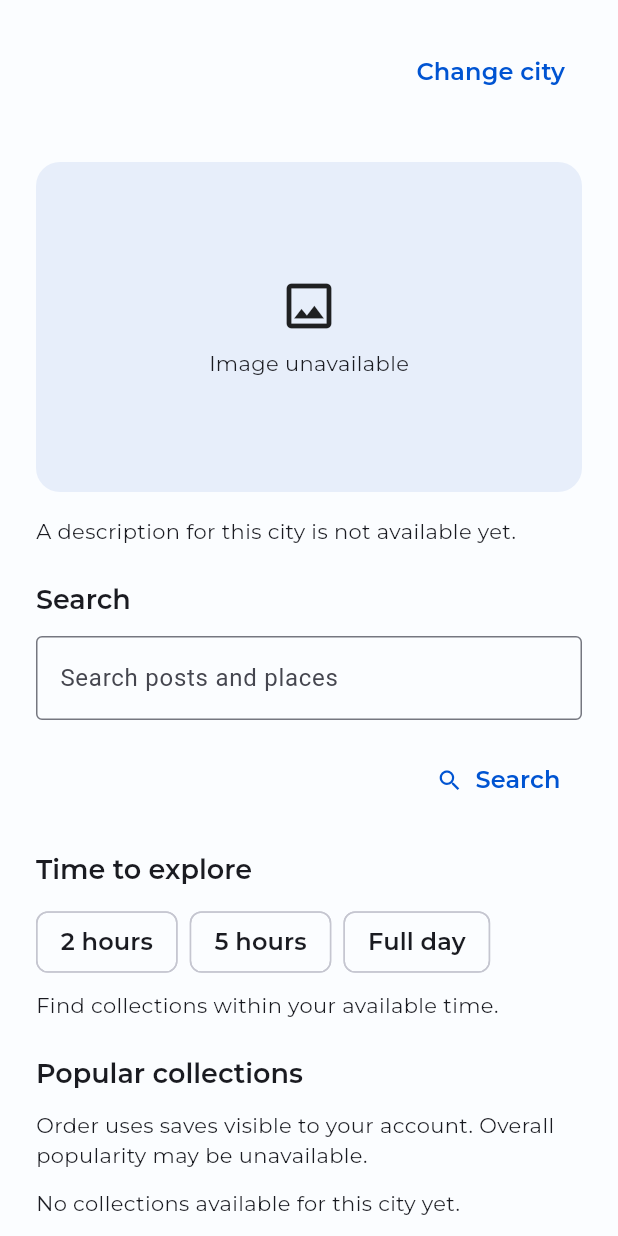
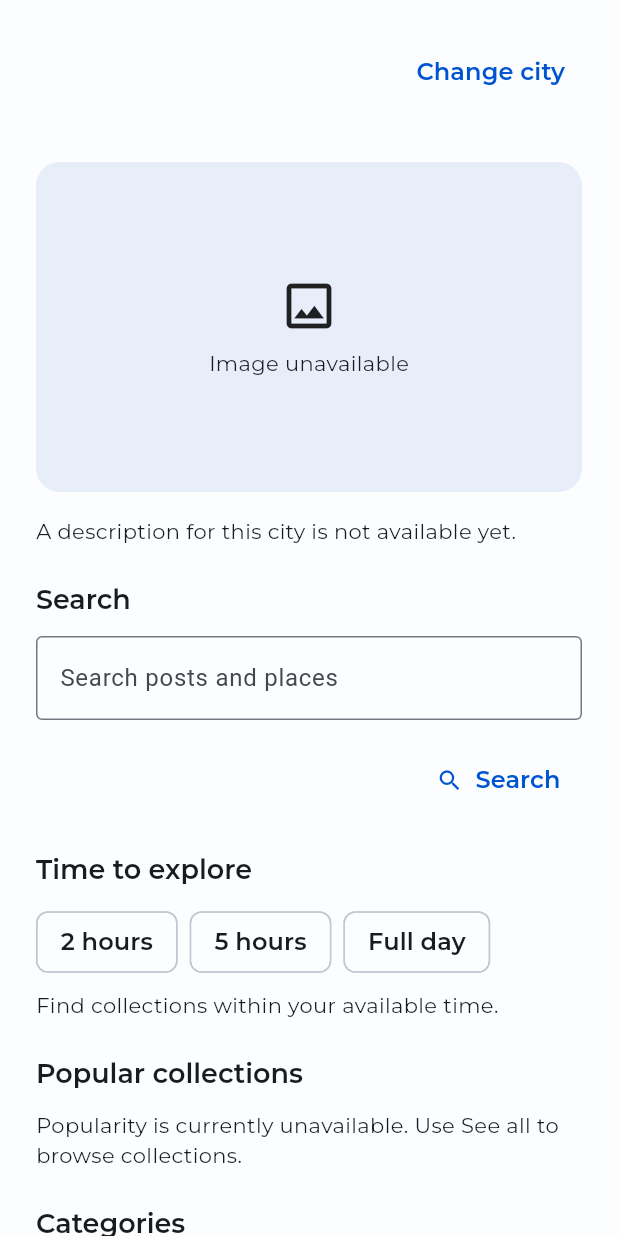
Before and after one commit to skochv04/geome-explore, a Flutter app: the CityLanding widget shown alone on an empty page, opened directly with empty values, on a phone screen of 412 x 824 dp. Run offline on Flutter 3.47's test engine with Material 3 defaults, Android fonts, the phone set to English and light mode, and no system bars; our stand-ins replace flutter_dotenv, google_fonts, shared_preferences, supabase_flutter; accounts and stored records are empty.

Commit message:
Add server-side filtering and pagination to Explore

```diff
--- a/lib/features/city/widgets/city_landing.dart
+++ b/lib/features/city/widgets/city_landing.dart
@@ -4,7 +4,7 @@ import '../../../shared/widgets/app_text_field.dart';
 import '../../../shared/widgets/cover_image.dart';
 import '../../explore/data/explore_filter.dart';
 import '../../explore/widgets/city_catalog_view.dart';
-import '../../explore/widgets/post_card.dart';
+
 import '../data/city.dart';
 
 class CityLanding extends StatefulWidget {
@@ -105,35 +105,15 @@ class _CityLandingState extends State<CityLanding> {
         const Text('Find collections within your available time.'),
         CityCatalogView(
           cityId: city.id,
-          builder: (context, catalog) {
-            final popular = catalog.filteredPosts(
-              const ExploreFilter(sort: PostSort.mostSaved),
-            );
+          loadPosts: false,
+          builder: (context, catalog, pagination) {
             return Column(
               crossAxisAlignment: CrossAxisAlignment.start,
               children: [
                 _heading('Popular collections'),
-                Text(
-                  catalog.canRankBySaves
-                      ? 'Order uses saves visible to your account. Overall popularity may be unavailable.'
-                      : 'Popularity is currently unavailable. Use See all to browse collections.',
+                const Text(
+                  'Popularity is currently unavailable. Use See all to browse collections.',
                 ),
-                const SizedBox(height: 12),
-                if (!catalog.canRankBySaves)
-                  const SizedBox.shrink()
-                else if (popular.isEmpty)
-                  const Text('No collections available for this city yet.')
-                else
-                  SingleChildScrollView(
-                    scrollDirection: Axis.horizontal,
-                    child: Row(
-                      crossAxisAlignment: CrossAxisAlignment.start,
-                      children: [
-                        for (final post in popular.take(10))
-                          SizedBox(width: 260, child: PostCard(post: post)),
-                      ],
-                    ),
-                  ),
                 _heading('Categories'),
                 if (catalog.categories.isEmpty)
                   const Text('No categories available yet.')
@@ -151,6 +131,7 @@ class _CityLandingState extends State<CityLanding> {
                         ),
                     ],
                   ),
+                pagination,
               ],
             );
           },
--- a/lib/features/explore/data/city_catalog.dart
+++ b/lib/features/explore/data/city_catalog.dart
@@ -1,5 +1,3 @@
-import 'explore_filter.dart';
-
 class PostCategory {
   const PostCategory({required this.id, required this.name});
 
@@ -56,10 +54,10 @@ class CityPost {
       coverUrl: map['cover_url'] as String?,
       durationMinutes: map['duration_minutes'] as int,
       createdAt: DateTime.parse(map['created_at'] as String),
-      categoryIds: (map['post_categories'] as List<dynamic>)
+      categoryIds: (map['post_categories'] as List<dynamic>? ?? [])
           .map((row) => row['category_id'] as int)
           .toList(),
-      placeNames: (map['post_places'] as List<dynamic>)
+      placeNames: (map['post_places'] as List<dynamic>? ?? [])
           .where((row) => row['places'] != null)
           .map((row) => row['places']['name'] as String)
           .toList(),
@@ -68,42 +66,30 @@ class CityPost {
   }
 }
 
+class CatalogPage<T> {
+  const CatalogPage({required this.items, required this.hasMore});
+
+  final List<T> items;
+  final bool hasMore;
+
+  factory CatalogPage.fromRows(
+    List<Map<String, dynamic>> rows,
+    T Function(Map<String, dynamic>) fromMap,
+    int pageSize,
+  ) => CatalogPage(
+    items: rows.take(pageSize).map(fromMap).toList(),
+    hasMore: rows.length > pageSize,
+  );
+}
+
 class CityCatalog {
   const CityCatalog({
     required this.posts,
     required this.categories,
     required this.places,
-    this.canRankBySaves = true,
   });
 
   final List<CityPost> posts;
   final List<PostCategory> categories;
   final List<CityPlace> places;
-  final bool canRankBySaves;
-
-  List<CityPost> filteredPosts(ExploreFilter filter) {
-    final query = filter.query.trim().toLowerCase();
-    final result = posts.where((post) {
-      return (filter.maxDuration == null ||
-              post.durationMinutes <= filter.maxDuration!) &&
-          (filter.categoryId == null ||
-              post.categoryIds.contains(filter.categoryId)) &&
-          (query.isEmpty ||
-              '${post.title} ${post.description ?? ''} ${post.placeNames.join(' ')}'
-                  .toLowerCase()
-                  .contains(query));
-    }).toList();
-    result.sort((a, b) {
-      final comparison = switch (filter.sort) {
-        PostSort.newest => b.createdAt.compareTo(a.createdAt),
-        PostSort.mostSaved =>
-          canRankBySaves
-              ? (b.visibleSaveCount ?? 0).compareTo(a.visibleSaveCount ?? 0)
-              : b.createdAt.compareTo(a.createdAt),
-        PostSort.shortest => a.durationMinutes.compareTo(b.durationMinutes),
-      };
-      return comparison != 0 ? comparison : b.id.compareTo(a.id);
-    });
-    return result;
-  }
 }
--- a/lib/features/explore/data/explore_repository.dart
+++ b/lib/features/explore/data/explore_repository.dart
@@ -1,84 +1,92 @@
 import 'package:supabase_flutter/supabase_flutter.dart';
 
 import 'city_catalog.dart';
+import 'explore_filter.dart';
 
 class ExploreRepository {
-  ExploreRepository._();
-  static final ExploreRepository instance = ExploreRepository._();
+  ExploreRepository({this.client});
 
-  SupabaseClient get _db => Supabase.instance.client;
+  static final ExploreRepository instance = ExploreRepository();
+  static const pageSize = 20;
+  final SupabaseClient? client;
 
-  Future<List<Map<String, dynamic>>> _readPages(
-    Future<List<Map<String, dynamic>>> Function(int offset) fetch,
-  ) async {
-    final rows = <Map<String, dynamic>>[];
-    var offset = 0;
-    while (true) {
-      final page = await fetch(offset);
-      rows.addAll(page);
-      if (page.isEmpty) return rows;
-      offset += page.length;
+  SupabaseClient get _db => client ?? Supabase.instance.client;
+
+  String _pattern(String query) =>
+      '%${query.trim().replaceAll('\\', '\\\\').replaceAll('%', '\\%').replaceAll('_', '\\_')}%';
+
+  String _quoted(String value) =>
+      '"${value.replaceAll('\\', '\\\\').replaceAll('"', '\\"')}"';
+
+  Future<CatalogPage<CityPost>> getPosts(
+    int cityId, {
+    ExploreFilter filter = const ExploreFilter(),
+    int offset = 0,
+  }) async {
+    if (filter.sort == PostSort.mostSaved) {
+      throw UnsupportedError('Server-side popularity ranking is unavailable.');
     }
+    final search = filter.query.trim();
+    var query = _db
+        .from('posts')
+        .select(
+          'id, title, description, cover_url, duration_minutes, created_at'
+          '${filter.categoryId == null ? '' : ', matching_categories:post_categories!inner()'}'
+          '${search.isEmpty ? '' : ', matching_places:post_places(places!inner())'}',
+        )
+        .eq('city_id', cityId);
+    if (filter.maxDuration != null) {
+      query = query.lte('duration_minutes', filter.maxDuration!);
+    }
+    if (filter.categoryId != null) {
+      query = query.eq('matching_categories.category_id', filter.categoryId!);
+    }
+    if (search.isNotEmpty) {
+      final pattern = _pattern(search);
+      final literal = _quoted(pattern);
+      query = query
+          .ilike('matching_places.places.name', pattern)
+          .or(
+            'title.ilike.$literal,description.ilike.$literal,matching_places.not.is.null',
+          );
+    }
+    final rows = await query
+        .order(
+          filter.sort == PostSort.shortest ? 'duration_minutes' : 'created_at',
+          ascending: filter.sort == PostSort.shortest,
+        )
+        .order('id', ascending: false)
+        .range(offset, offset + pageSize);
+    return CatalogPage.fromRows(rows, CityPost.fromMap, pageSize);
   }
 
-  Future<CityCatalog> getCityCatalog(int cityId) async {
-    final results = await Future.wait([
-      _readPages(
-        (offset) async => await _db
-            .from('posts')
-            .select(
-              'id, title, description, cover_url, duration_minutes, created_at, '
-              'post_categories(category_id), post_places(places(name))',
-            )
-            .eq('city_id', cityId)
-            .order('id')
-            .range(offset, offset + 499),
-      ),
-      _readPages(
-        (offset) async => await _db
-            .from('categories')
-            .select('id, name')
-            .order('id')
-            .range(offset, offset + 499),
-      ),
-      _readPages(
-        (offset) async => await _db
-            .from('places')
-            .select('id, name, address')
-            .eq('city_id', cityId)
-            .order('id')
-            .range(offset, offset + 499),
-      ),
-    ]);
-    Map<int, int>? saveCounts;
-    try {
-      final rows = await _readPages(
-        (offset) async => await _db
-            .from('posts')
-            .select('id, saved_posts(count)')
-            .eq('city_id', cityId)
-            .order('id')
-            .range(offset, offset + 499),
-      );
-      saveCounts = {
-        for (final row in rows)
-          row['id'] as int: (row['saved_posts'] as List).isEmpty
-              ? 0
-              : row['saved_posts'][0]['count'] as int,
-      };
-    } on Exception {
-      saveCounts = null;
+  Future<CatalogPage<PostCategory>> getCategories({int offset = 0}) async {
+    final rows = await _db
+        .from('categories')
+        .select('id, name')
+        .order('name', ascending: true)
+        .order('id', ascending: true)
+        .range(offset, offset + pageSize);
+    return CatalogPage.fromRows(rows, PostCategory.fromMap, pageSize);
+  }
+
+  Future<CatalogPage<CityPlace>> getPlaces(
+    int cityId, {
+    required String search,
+    int offset = 0,
+  }) async {
+    if (search.trim().isEmpty) {
+      return const CatalogPage(items: [], hasMore: false);
     }
-    return CityCatalog(
-      canRankBySaves: saveCounts != null,
-      posts: results[0]
-          .map(
-            (row) =>
-                CityPost.fromMap(row, visibleSaveCount: saveCounts?[row['id']]),
-          )
-          .toList(),
-      categories: results[1].map(PostCategory.fromMap).toList(),
-      places: results[2].map(CityPlace.fromMap).toList(),
-    );
+    final literal = _quoted(_pattern(search));
+    final rows = await _db
+        .from('places')
+        .select('id, name, address')
+        .eq('city_id', cityId)
+        .or('name.ilike.$literal,address.ilike.$literal')
+        .order('name', ascending: true)
+        .order('id', ascending: true)
+        .range(offset, offset + pageSize);
+    return CatalogPage.fromRows(rows, CityPlace.fromMap, pageSize);
   }
 }
--- a/lib/features/explore/widgets/city_catalog_view.dart
+++ b/lib/features/explore/widgets/city_catalog_view.dart
@@ -2,6 +2,7 @@ import 'package:flutter/material.dart';
 
 import '../../../shared/widgets/app_button.dart';
 import '../data/city_catalog.dart';
+import '../data/explore_filter.dart';
 import '../data/explore_repository.dart';
 
 class CityCatalogView extends StatefulWidget {
@@ -9,30 +10,144 @@ class CityCatalogView extends StatefulWidget {
     super.key,
     required this.cityId,
     required this.builder,
+    this.filter = const ExploreFilter(),
+    this.loadPosts = true,
   });
 
   final int cityId;
-  final Widget Function(BuildContext, CityCatalog) builder;
+  final ExploreFilter filter;
+  final bool loadPosts;
+  final Widget Function(BuildContext, CityCatalog, Widget pagination) builder;
 
   @override
   State<CityCatalogView> createState() => _CityCatalogViewState();
 }
 
+class _CatalogPages {
+  _CatalogPages(this.posts, this.categories, this.places);
+
+  CatalogPage<CityPost> posts;
+  CatalogPage<PostCategory> categories;
+  CatalogPage<CityPlace> places;
+}
+
 class _CityCatalogViewState extends State<CityCatalogView> {
-  late Future<CityCatalog> _future = _load();
+  final _repository = ExploreRepository.instance;
+  late Future<_CatalogPages> _future = _load();
+  int _generation = 0;
+  bool _loadingMore = false;
+  bool _pageError = false;
 
-  Future<CityCatalog> _load() =>
-      ExploreRepository.instance.getCityCatalog(widget.cityId);
+  Future<_CatalogPages> _load() async {
+    final cityId = widget.cityId;
+    final filter = widget.filter;
+    final results = await Future.wait<Object>([
+      widget.loadPosts
+          ? _repository.getPosts(cityId, filter: filter)
+          : Future.value(
+              const CatalogPage<CityPost>(items: [], hasMore: false),
+            ),
+      _repository.getCategories(),
+      widget.loadPosts
+          ? _repository.getPlaces(cityId, search: filter.query)
+          : Future.value(
+              const CatalogPage<CityPlace>(items: [], hasMore: false),
+            ),
+    ]);
+    return _CatalogPages(
+      results[0] as CatalogPage<CityPost>,
+      results[1] as CatalogPage<PostCategory>,
+      results[2] as CatalogPage<CityPlace>,
+    );
+  }
 
   @override
   void didUpdateWidget(CityCatalogView oldWidget) {
     super.didUpdateWidget(oldWidget);
-    if (oldWidget.cityId != widget.cityId) _future = _load();
+    if (oldWidget.cityId != widget.cityId ||
+        oldWidget.filter != widget.filter ||
+        oldWidget.loadPosts != widget.loadPosts) {
+      _generation++;
+      _loadingMore = false;
+      _pageError = false;
+      _future = _load();
+    }
   }
+
+  Future<void> _more(_CatalogPages pages, String section) async {
+    if (_loadingMore) return;
+    final generation = _generation;
+    setState(() {
+      _loadingMore = true;
+      _pageError = false;
+    });
+    try {
+      switch (section) {
+        case 'posts':
+          final next = await _repository.getPosts(
+            widget.cityId,
+            filter: widget.filter,
+            offset: pages.posts.items.length,
+          );
+          if (!mounted || generation != _generation) return;
+          pages.posts = CatalogPage(
+            items: [...pages.posts.items, ...next.items],
+            hasMore: next.hasMore,
+          );
+        case 'places':
+          final next = await _repository.getPlaces(
+            widget.cityId,
+            search: widget.filter.query,
+            offset: pages.places.items.length,
+          );
+          if (!mounted || generation != _generation) return;
+          pages.places = CatalogPage(
+            items: [...pages.places.items, ...next.items],
+            hasMore: next.hasMore,
+          );
+        case 'categories':
+          final next = await _repository.getCategories(
+            offset: pages.categories.items.length,
+          );
+          if (!mounted || generation != _generation) return;
+          pages.categories = CatalogPage(
+            items: [...pages.categories.items, ...next.items],
+            hasMore: next.hasMore,
+          );
+      }
+    } catch (_) {
+      if (!mounted || generation != _generation) return;
+      _pageError = true;
+    }
+    if (!mounted || generation != _generation) return;
+    setState(() => _loadingMore = false);
+  }
+
+  Widget _pagination(_CatalogPages pages) => Column(
+    children: [
+      if (_loadingMore)
+        const Padding(
+          padding: EdgeInsets.all(16),
+          child: CircularProgressIndicator(),
+        ),
+      if (_pageError)
+        const Text('Could not load more results. Please try again.'),
+      for (final section in [
+        if (pages.posts.hasMore) (key: 'posts', label: 'Load more collections'),
+        if (pages.places.hasMore) (key: 'places', label: 'Load more places'),
+        if (pages.categories.hasMore)
+          (key: 'categories', label: 'Load more categories'),
+      ])
+        TextButton(
+          onPressed: _loadingMore ? null : () => _more(pages, section.key),
+          child: Text(section.label),
+        ),
+    ],
+  );
 
   @override
   Widget build(BuildContext context) {
-    return FutureBuilder<CityCatalog>(
+    return FutureBuilder<_CatalogPages>(
       future: _future,
       builder: (context, snapshot) {
         if (snapshot.connectionState != ConnectionState.done) {
@@ -59,7 +174,16 @@ class _CityCatalogViewState extends State<CityCatalogView> {
             ),
           );
         }
-        return widget.builder(context, snapshot.data!);
+        final pages = snapshot.data!;
+        return widget.builder(
+          context,
+          CityCatalog(
+            posts: pages.posts.items,
+            categories: pages.categories.items,
+            places: pages.places.items,
+          ),
+          _pagination(pages),
+        );
       },
     );
   }
```
Also changed, not shown: lib/features/explore/screens/explore_screen.dart (+17 -13 lines), 2 other files.
